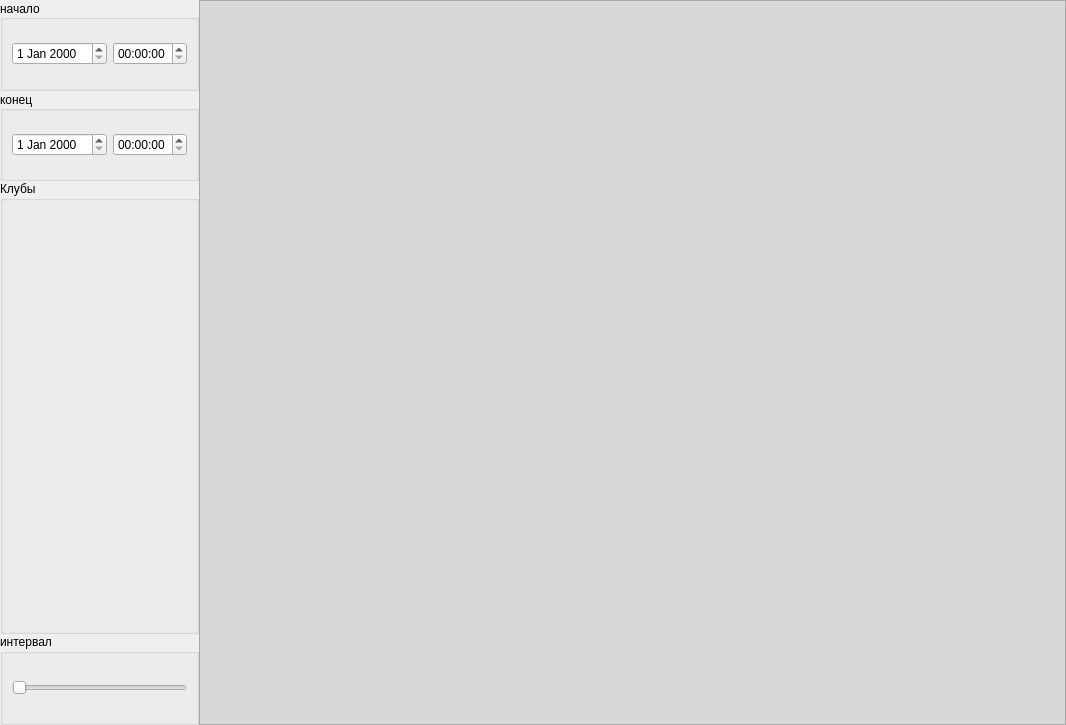
Old version of the form programm/gui/ui/graph_form.ui in the repository zaswed76/cstat.
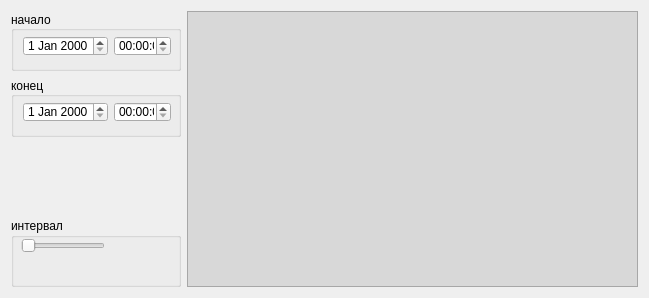
New version of the form.

What changed in the file:
```diff
--- a/programm/gui/ui/graph_form.ui
+++ b/programm/gui/ui/graph_form.ui
@@ -6,36 +6,30 @@
    <rect>
     <x>0</x>
     <y>0</y>
-    <width>1066</width>
-    <height>725</height>
+    <width>649</width>
+    <height>298</height>
    </rect>
   </property>
   <property name="windowTitle">
    <string>Form</string>
   </property>
-  <layout class="QHBoxLayout" name="horizontalLayout_11" stretch="1,10">
-   <property name="spacing">
-    <number>0</number>
-   </property>
-   <property name="leftMargin">
-    <number>0</number>
-   </property>
-   <property name="topMargin">
-    <number>0</number>
-   </property>
-   <property name="rightMargin">
-    <number>0</number>
-   </property>
-   <property name="bottomMargin">
-    <number>0</number>
-   </property>
+  <layout class="QHBoxLayout" name="horizontalLayout" stretch="10,27">
    <item>
-    <layout class="QVBoxLayout" name="verticalLayout_2" stretch="1,1,5,1">
-     <property name="spacing">
-      <number>0</number>
-     </property>
+    <layout class="QVBoxLayout" name="verticalLayout">
      <item>
       <widget class="QGroupBox" name="groupBox_5">
+       <property name="minimumSize">
+        <size>
+         <width>100</width>
+         <height>60</height>
+        </size>
+       </property>
+       <property name="maximumSize">
+        <size>
+         <width>16777215</width>
+         <height>60</height>
+        </size>
+       </property>
        <property name="layoutDirection">
         <enum>Qt::LeftToRight</enum>
        </property>
@@ -48,46 +42,95 @@
        <property name="flat">
         <bool>false</bool>
        </property>
-       <layout class="QHBoxLayout" name="horizontalLayout_6">
-        <item>
-         <layout class="QHBoxLayout" name="horizontalLayout_7">
-          <item>
-           <widget class="QDateEdit" name="dateEdit_3"/>
-          </item>
-          <item>
-           <widget class="QTimeEdit" name="timeEdit_3"/>
-          </item>
-         </layout>
-        </item>
-       </layout>
+       <widget class="QDateEdit" name="dateEdit_3">
+        <property name="geometry">
+         <rect>
+          <x>12</x>
+          <y>25</y>
+          <width>85</width>
+          <height>20</height>
+         </rect>
+        </property>
+        <property name="minimumSize">
+         <size>
+          <width>50</width>
+          <height>0</height>
+         </size>
+        </property>
+       </widget>
+       <widget class="QTimeEdit" name="timeEdit_3">
+        <property name="geometry">
+         <rect>
+          <x>103</x>
+          <y>25</y>
+          <width>57</width>
+          <height>20</height>
+         </rect>
+        </property>
+        <property name="sizePolicy">
+         <sizepolicy hsizetype="Expanding" vsizetype="Minimum">
+          <horstretch>0</horstretch>
+          <verstretch>0</verstretch>
+         </sizepolicy>
+        </property>
+        <property name="minimumSize">
+         <size>
+          <width>50</width>
+          <height>0</height>
+         </size>
+        </property>
+       </widget>
       </widget>
      </item>
      <item>
       <widget class="QGroupBox" name="groupBox_6">
+       <property name="minimumSize">
+        <size>
+         <width>0</width>
+         <height>60</height>
+        </size>
+       </property>
+       <property name="maximumSize">
+        <size>
+         <width>16777215</width>
+         <height>60</height>
+        </size>
+       </property>
        <property name="title">
         <string>конец</string>
        </property>
        <property name="alignment">
         <set>Qt::AlignLeading|Qt::AlignLeft|Qt::AlignVCenter</set>
        </property>
-       <layout class="QHBoxLayout" name="horizontalLayout_8">
-        <item>
-         <layout class="QHBoxLayout" name="horizontalLayout_9">
-          <item>
-           <widget class="QDateEdit" name="dateEdit_4"/>
-          </item>
-          <item>
-           <widget class="QTimeEdit" name="timeEdit_4"/>
-          </item>
-         </layout>
-        </item>
-       </layout>
+       <widget class="QDateEdit" name="dateEdit_4">
+        <property name="geometry">
+         <rect>
+          <x>12</x>
+          <y>25</y>
+          <width>85</width>
+          <height>20</height>
+         </rect>
+        </property>
+       </widget>
+       <widget class="QTimeEdit" name="timeEdit_4">
+        <property name="geometry">
+         <rect>
+          <x>103</x>
+          <y>25</y>
+          <width>57</width>
+          <height>20</height>
+         </rect>
+        </property>
+       </widget>
       </widget>
      </item>
      <item>
-      <widget class="QGroupBox" name="groupBox_7">
-       <property name="title">
-        <string>Клубы</string>
+      <widget class="QWidget" name="clube_container" native="true">
+       <property name="minimumSize">
+        <size>
+         <width>170</width>
+         <height>0</height>
+        </size>
        </property>
        <layout class="QVBoxLayout" name="verticalLayout_3">
         <property name="spacing">
@@ -106,7 +149,7 @@
          <number>0</number>
         </property>
         <item>
-         <layout class="QVBoxLayout" name="verticalLayout">
+         <layout class="QVBoxLayout" name="clube_layout">
           <property name="spacing">
            <number>0</number>
           </property>
@@ -120,30 +163,43 @@
        <property name="title">
         <string>интервал</string>
        </property>
-       <layout class="QHBoxLayout" name="horizontalLayout_10">
-        <item>
-         <widget class="QSlider" name="graph_interval">
-          <property name="maximum">
-           <number>60</number>
-          </property>
-          <property name="singleStep">
-           <number>15</number>
-          </property>
-          <property name="pageStep">
-           <number>30</number>
-          </property>
-          <property name="orientation">
-           <enum>Qt::Horizontal</enum>
-          </property>
-         </widget>
-        </item>
-       </layout>
+       <widget class="QSlider" name="graph_interval">
+        <property name="geometry">
+         <rect>
+          <x>10</x>
+          <y>20</y>
+          <width>84</width>
+          <height>16</height>
+         </rect>
+        </property>
+        <property name="maximum">
+         <number>60</number>
+        </property>
+        <property name="singleStep">
+         <number>15</number>
+        </property>
+        <property name="pageStep">
+         <number>30</number>
+        </property>
+        <property name="orientation">
+         <enum>Qt::Horizontal</enum>
+        </property>
+       </widget>
       </widget>
      </item>
     </layout>
    </item>
    <item>
     <widget class="QFrame" name="graph_frame">
+     <property name="enabled">
+      <bool>true</bool>
+     </property>
+     <property name="sizePolicy">
+      <sizepolicy hsizetype="Preferred" vsizetype="Preferred">
+       <horstretch>0</horstretch>
+       <verstretch>0</verstretch>
+      </sizepolicy>
+     </property>
      <property name="styleSheet">
       <string notr="true">background-color: rgb(216, 216, 216);</string>
      </property>
```
